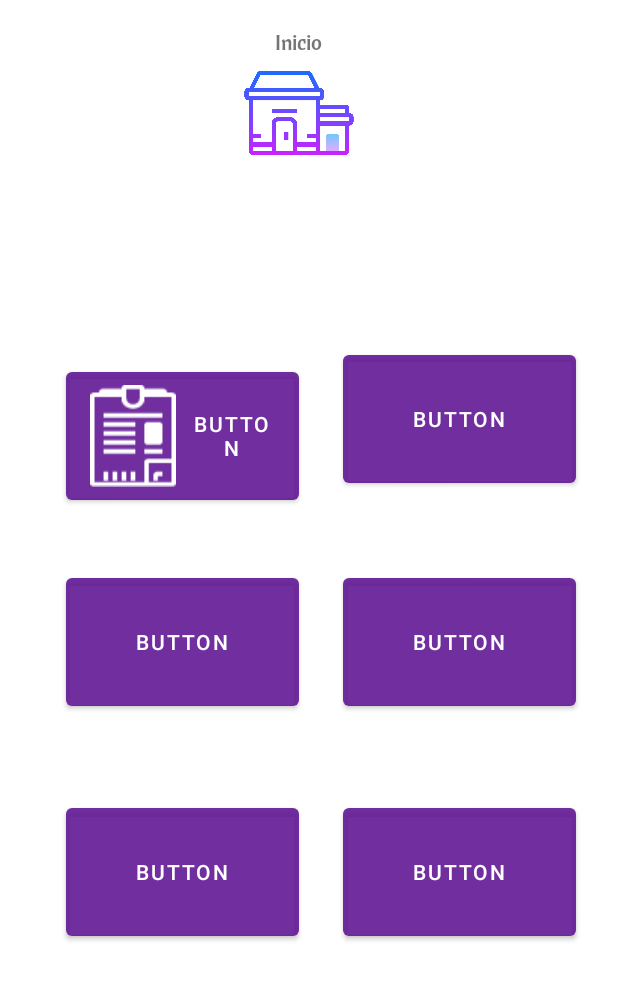
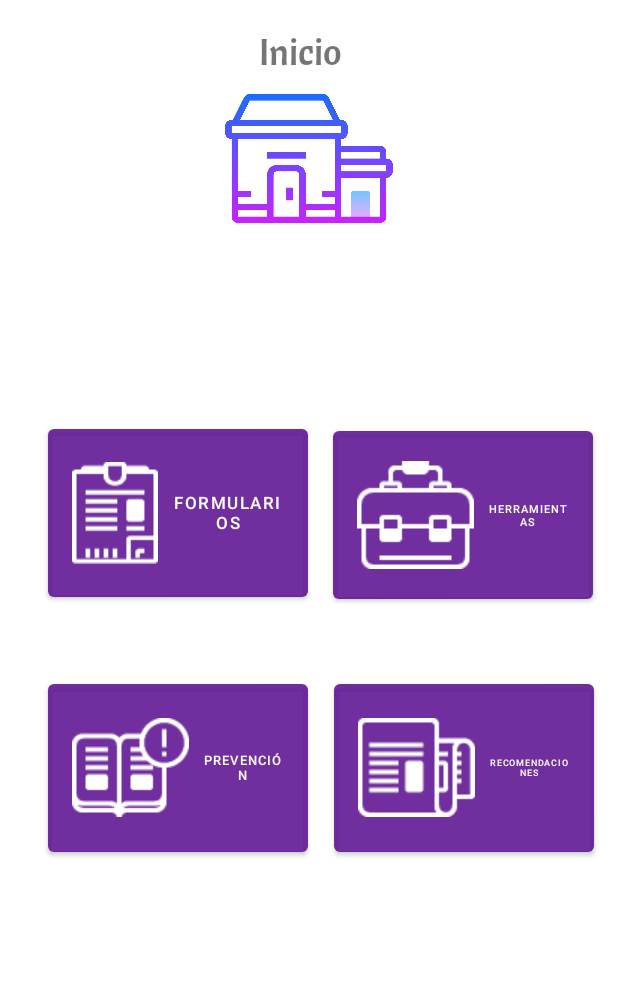
Before and after one commit to Error-404-bit-uy/Prevent_Soft, an Android app: the layout home.xml on its own in the app's theme, with its tools: preview values and no code run, on a phone screen of 412 x 824 dp, the part 123-1124 px from its top. Run offline under Robolectric (Android 15) with nearby library versions, the phone set to English and light mode, and no system bars.

Commit message:
Imagenes para botones, home, login, etc Nuevas con diferentes tamaños

```diff
--- a/app/src/main/res/layout/home.xml
+++ b/app/src/main/res/layout/home.xml
@@ -35,12 +35,11 @@
 
     <ImageView
         android:id="@+id/imageView"
-        android:layout_width="80dp"
-        android:layout_height="56dp"
-        android:layout_marginTop="12dp"
+        android:layout_width="121dp"
+        android:layout_height="86dp"
+        android:layout_marginTop="8dp"
         android:contentDescription="@string/home_icon_desc"
         app:layout_constraintEnd_toEndOf="parent"
-        app:layout_constraintHorizontal_bias="0.48"
         app:layout_constraintStart_toStartOf="parent"
         app:layout_constraintTop_toBottomOf="@+id/textView"
         app:srcCompat="@drawable/icons8_home" />
@@ -57,88 +56,76 @@
 
     <TextView
         android:id="@+id/textView"
-        android:layout_width="79dp"
-        android:layout_height="16dp"
+        android:layout_width="163dp"
+        android:layout_height="35dp"
         android:layout_marginTop="20dp"
         android:fontFamily="@font/cantora_one"
         android:text="@string/home_text"
         android:textAlignment="center"
+        android:textSize="24sp"
         app:layout_constraintEnd_toEndOf="parent"
         app:layout_constraintHorizontal_bias="0.478"
         app:layout_constraintStart_toStartOf="parent"
         app:layout_constraintTop_toBottomOf="@+id/prevent_soft_name2" />
 
     <Button
-        android:id="@+id/button"
-        android:layout_width="155dp"
-        android:layout_height="97dp"
-        android:layout_marginStart="44dp"
+        android:id="@+id/btn_forms"
+        android:layout_width="173dp"
+        android:layout_height="124dp"
+        android:layout_marginStart="32dp"
         android:layout_marginBottom="40dp"
-        android:text="Button"
+        android:text="@string/home_btn_form"
+        android:textAlignment="center"
+        android:textSize="11sp"
         app:backgroundTint="#E25E1493"
         app:icon="@drawable/icono_archivoshdpi"
-        app:layout_constraintBottom_toTopOf="@+id/button3"
+        app:layout_constraintBottom_toTopOf="@+id/btn_prevention"
         app:layout_constraintStart_toStartOf="parent"
         app:layout_constraintTop_toBottomOf="@+id/imageView"
-        app:layout_constraintVertical_bias="1.0" />
+        app:layout_constraintVertical_bias="0.954" />
 
     <Button
-        android:id="@+id/button2"
-        android:layout_width="155dp"
-        android:layout_height="97dp"
-        android:layout_marginBottom="40dp"
-        android:text="Button"
+        android:id="@+id/btn_recomendations"
+        android:layout_width="173dp"
+        android:layout_height="124dp"
+        android:layout_marginBottom="168dp"
+        android:text="@string/home_btn_reco"
+        android:textSize="5.9sp"
         app:backgroundTint="#E25E1493"
-        app:layout_constraintBottom_toTopOf="@+id/button4"
+        app:icon="@drawable/icono_recomendacioneshdpi"
+        app:layout_constraintBottom_toBottomOf="parent"
         app:layout_constraintEnd_toEndOf="parent"
-        app:layout_constraintHorizontal_bias="0.508"
-        app:layout_constraintStart_toEndOf="@+id/button"
-        app:layout_constraintTop_toBottomOf="@+id/imageView"
-        app:layout_constraintVertical_bias="0.92" />
+        app:layout_constraintHorizontal_bias="0.515"
+        app:layout_constraintStart_toEndOf="@+id/btn_prevention" />
 
     <Button
-        android:id="@+id/button3"
-        android:layout_width="155dp"
-        android:layout_height="97dp"
-        android:layout_marginStart="44dp"
-        android:layout_marginBottom="56dp"
-        android:text="Button"
+        android:id="@+id/btn_prevention"
+        android:layout_width="173dp"
+        android:layout_height="124dp"
+        android:layout_marginStart="32dp"
+        android:layout_marginBottom="168dp"
+        android:text="@string/home_btn_prevent"
+        android:textSize="8.9sp"
         app:backgroundTint="#E25E1493"
-        app:layout_constraintBottom_toTopOf="@+id/button5"
-        app:layout_constraintStart_toStartOf="parent" />
-
-    <Button
-        android:id="@+id/button4"
-        android:layout_width="155dp"
-        android:layout_height="97dp"
-        android:layout_marginBottom="56dp"
-        android:text="Button"
-        app:backgroundTint="#E25E1493"
-        app:layout_constraintBottom_toTopOf="@+id/button6"
-        app:layout_constraintEnd_toEndOf="parent"
-        app:layout_constraintHorizontal_bias="0.508"
-        app:layout_constraintStart_toEndOf="@+id/button3" />
-
-    <Button
-        android:id="@+id/button5"
-        android:layout_width="155dp"
-        android:layout_height="97dp"
-        android:layout_marginStart="44dp"
-        android:layout_marginBottom="112dp"
-        android:text="Button"
-        app:backgroundTint="#E25E1493"
+        app:icon="@drawable/icono_prevencionhdpi"
         app:layout_constraintBottom_toBottomOf="parent"
         app:layout_constraintStart_toStartOf="parent" />
 
     <Button
-        android:id="@+id/button6"
-        android:layout_width="155dp"
-        android:layout_height="97dp"
-        android:layout_marginBottom="112dp"
-        android:text="Button"
+        android:id="@+id/btn_tools"
+        android:layout_width="173dp"
+        android:layout_height="124dp"
+        android:layout_marginBottom="40dp"
+        android:text="@string/home_btn_tools"
+        android:textAlignment="center"
+        android:textSize="7.3sp"
         app:backgroundTint="#E25E1493"
-        app:layout_constraintBottom_toBottomOf="parent"
+        app:icon="@drawable/icono_herramientashdpi"
+        app:layout_constraintBottom_toTopOf="@+id/btn_recomendations"
         app:layout_constraintEnd_toEndOf="parent"
         app:layout_constraintHorizontal_bias="0.508"
-        app:layout_constraintStart_toEndOf="@+id/button5" />
+        app:layout_constraintStart_toEndOf="@+id/btn_forms"
+        app:layout_constraintTop_toBottomOf="@+id/imageView"
+        app:layout_constraintVertical_bias="0.965" />
+
 </androidx.constraintlayout.widget.ConstraintLayout>
--- a/app/src/main/res/values/strings.xml
+++ b/app/src/main/res/values/strings.xml
@@ -19,7 +19,7 @@
     <string name="home_btn_form">Formularios</string>
     <string name="home_btn_tools">Herramientas</string>
     <string name="home_btn_prevent">Prevención</string>
-    <string name="home_tbn_reco">Recomendaciones</string>
+    <string name="home_btn_reco">Recomendaciones</string>
     <string name="home_icon_desc">Icono de inicio</string>
     <string name="home_text">Inicio</string>
     <!-- //////////////////////////////////// -->
```
Also changed, not shown: app/src/main/res/drawable/icono_herramientashdpi.png (added), app/src/main/res/drawable/icono_herramientasldpi.png (added), app/src/main/res/drawable/icono_herramientasmdpi.png (added), app/src/main/res/drawable/icono_herramientasxhdpi.png (added), app/src/main/res/drawable/icono_herramientasxxhdpi.png (added), app/src/main/res/drawable/icono_herramientasxxxhdpi.png (added), app/src/main/res/drawable/icono_prevencionhdpi.png (added), app/src/main/res/drawable/icono_prevencionldpi.png (added), app/src/main/res/drawable/icono_prevencionmdpi.png (added), app/src/main/res/drawable/icono_prevencionxhdpi.png (added), app/src/main/res/drawable/icono_prevencionxxhdpi.png (added), app/src/main/res/drawable/icono_prevencionxxxhdpi.png (added), app/src/main/res/drawable/icono_recomendacioneshdpi.png (added), app/src/main/res/drawable/icono_recomendacionesldpi.png (added), 4 more files.
